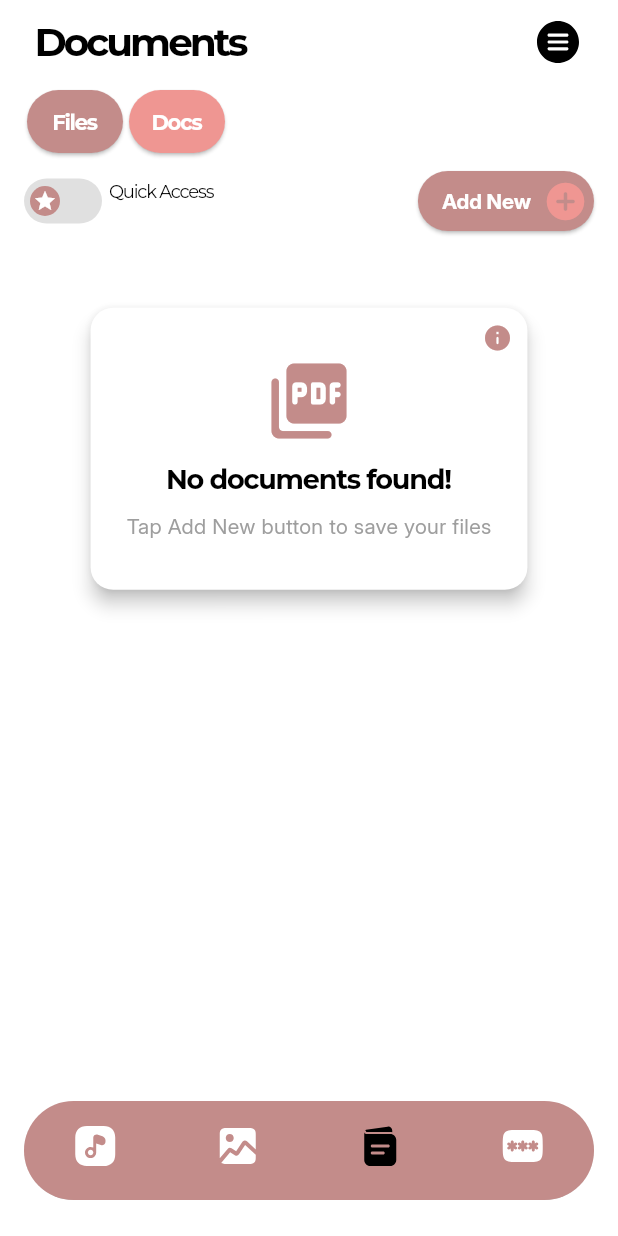
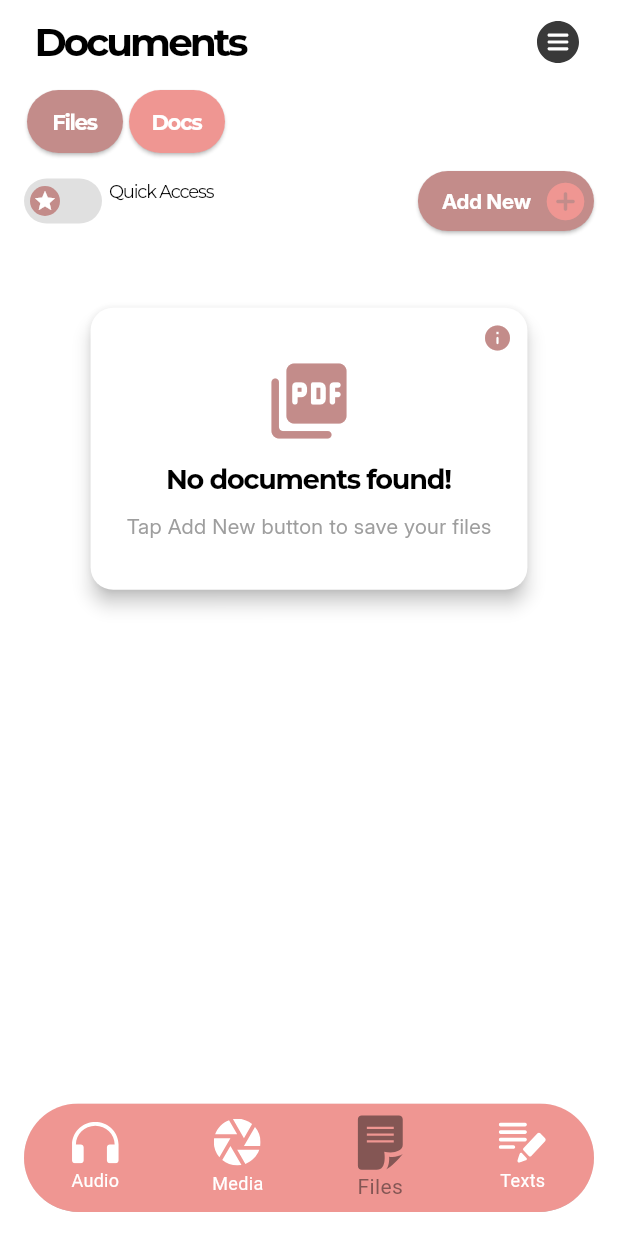
Before and after one commit to credes-tech/shelf, a Flutter app: the screen it shows after launch, item 3 of the bottom bar chosen, on a phone screen of 412 x 824 dp. Run offline on Flutter 3.47's test engine with Material 3 defaults, Android fonts, the light colour scheme and no system bars; our stand-ins replace audioplayers, device_info_plus, file_picker, firebase_core, flutter_dotenv, flutter_riverpod and 8 more; missing offline and left inert: flutter_quill, syncfusion_flutter_pdfviewer; accounts and stored records are empty.

Commit message:
navbar done

```diff
--- a/lib/core/theme/app_colors.dart
+++ b/lib/core/theme/app_colors.dart
@@ -11,14 +11,19 @@ class AppColors {
   //Onboarding
   static const Color onboardDarkGreen = Color(0xFF54A252);
   static const Color onboardLightGreen = Color(0xFFAECE3D);
-  static const Color onboardDarkOrange = Color(0xFFFF900A);
-  static const Color onboardLightOrange = Color(0xFFFDCF00);
+  static const Color onboardDarkOrange = Color(0xFFD3780B);
+  static const Color onboardLightOrange = Color(0xFFFF900A);
   static const Color onboardDarkPink = Color(0xFFC38C8A);
   static const Color onboardLightPink = Color(0xFFEF9692);
   static const Color onboardDarkBlue = Color(0xFF3E919D);
   static const Color onboardLightBlue = Color(0xFF73C6D2);
   static const Color onboardDarkYellow = Color(0xFFDABA2C);
   static const Color onboardLightYellow = Color(0xFFFDCF00);
+
+  static const Color navBarOrange = Color(0xFF824C0C);
+  static const Color navBarYellow = Color(0xFF957D11);
+  static const Color navBarBlue = Color(0xFF134C54);
+  static const Color navBarPink = Color(0xFF845654);
 
   //ghostMode
   static const Color ghostModeRed = Color(0xFFEEEEEE);
--- a/lib/modules/home/ui/home_screen.dart
+++ b/lib/modules/home/ui/home_screen.dart
@@ -16,8 +16,7 @@ class HomeScreen extends StatefulWidget {
 }
 
 class _HomeScreenState extends State<HomeScreen> {
-  int _selectedIndex = 1;
-
+  int _selectedIndex = 0;
 
   final List<Widget> _pages = [
     AudioScreen(),
@@ -26,18 +25,25 @@ class _HomeScreenState extends State<HomeScreen> {
     TextScreen(),
   ];
 
-  final List<Color> _bottomNavColors = [
+  final List<Color> _bottomNavInactiveColors = [
     AppColors.onboardDarkOrange,
     AppColors.onboardDarkBlue,
     AppColors.onboardDarkPink,
     AppColors.onboardDarkYellow,
   ];
 
-  final List<Color> _bottomNavInactiveColors = [
+  final List<Color> _bottomNavColors = [
     AppColors.onboardLightOrange,
     AppColors.onboardLightBlue,
     AppColors.onboardLightPink,
     AppColors.onboardLightYellow,
+  ];
+
+  final List<Color> _navBarColors = [
+    AppColors.navBarOrange,
+    AppColors.navBarBlue,
+    AppColors.navBarPink,
+    AppColors.navBarYellow,
   ];
 
   void _onItemTapped(int index) {
@@ -56,9 +62,14 @@ class _HomeScreenState extends State<HomeScreen> {
       ),
       bottomNavigationBar: Container(
         color: Colors.transparent,
-        margin: EdgeInsets.symmetric(horizontal: AppSpacing.medium,vertical: AppSpacing.large),
+        margin: EdgeInsets.symmetric(
+            horizontal: AppSpacing.medium, vertical: AppSpacing.medium),
         child: ClipRRect(
-          borderRadius: BorderRadius.circular(35),
+          // borderRadius: BorderRadius.only(
+          //   topRight: Radius.circular(20),
+          //   topLeft: Radius.circular(20),
+          // ),
+          borderRadius: BorderRadius.circular(50),
           child: Theme(
             data: ThemeData(
               canvasColor: _bottomNavColors[_selectedIndex],
@@ -66,15 +77,42 @@ class _HomeScreenState extends State<HomeScreen> {
             child: BottomNavigationBar(
               type: BottomNavigationBarType.fixed,
               items: [
-                BottomNavigationBarItem(icon: SvgPicture.asset('assets/svg/audio.svg',colorFilter: ColorFilter.mode(_setColour(index:0), BlendMode.srcIn),width: 32), label: "Audio"),
-                BottomNavigationBarItem(icon: SvgPicture.asset('assets/svg/image.svg',colorFilter: ColorFilter.mode(_setColour(index:1), BlendMode.srcIn),width: 32), label: "Media"),
-                BottomNavigationBarItem(icon: SvgPicture.asset('assets/svg/document.svg',colorFilter: ColorFilter.mode(_setColour(index:2), BlendMode.srcIn),width: 32), label: "Files"),
-                BottomNavigationBarItem(icon: SvgPicture.asset('assets/svg/password.svg',colorFilter: ColorFilter.mode(_setColour(index:3), BlendMode.srcIn),width: 32), label: "Texts"),
+                BottomNavigationBarItem(
+                    icon: SvgPicture.asset('assets/svg/audio.svg',
+                        colorFilter: ColorFilter.mode(
+                            _setColour(index: 0), BlendMode.srcIn),
+                        width: 32),
+                    label: "Audio"),
+                BottomNavigationBarItem(
+                    icon: SvgPicture.asset('assets/svg/image.svg',
+                        colorFilter: ColorFilter.mode(
+                            _setColour(index: 1), BlendMode.srcIn),
+                        width: 32),
+                    label: "Media"),
+                BottomNavigationBarItem(
+                    icon: SvgPicture.asset('assets/svg/document.svg',
+                        colorFilter: ColorFilter.mode(
+                            _setColour(index: 2), BlendMode.srcIn),
+                        width: 32),
+                    label: "Files"),
+                BottomNavigationBarItem(
+                  icon: SvgPicture.asset(
+                    'assets/svg/password.svg',
+                    colorFilter: ColorFilter.mode(
+                      _setColour(index: 3),
+                      BlendMode.srcIn,
+                    ),
+                    width: 32,
+                  ),
+                  label: "Texts",
+                ),
               ],
-              unselectedItemColor: _bottomNavInactiveColors[_selectedIndex],
-              elevation: 10,
-              showSelectedLabels: false,
-              showUnselectedLabels: false,
+              currentIndex: _selectedIndex,
+              selectedItemColor: _navBarColors[_selectedIndex],
+              unselectedItemColor: Colors.white,
+              // elevation: 100,
+              showSelectedLabels: true,
+              showUnselectedLabels: true,
               onTap: _onItemTapped,
             ),
           ),
@@ -84,6 +122,6 @@ class _HomeScreenState extends State<HomeScreen> {
   }
 
   _setColour({required int index}) {
-    return (_selectedIndex==index)?Colors.black:Colors.white;
+    return (_selectedIndex == index) ? _navBarColors[index] : Colors.white;
   }
 }
```
Also changed, not shown: assets/svg/audio.svg, assets/svg/chat.svg, assets/svg/document.svg, assets/svg/image.svg, assets/svg/menu.svg, assets/svg/password.svg.
